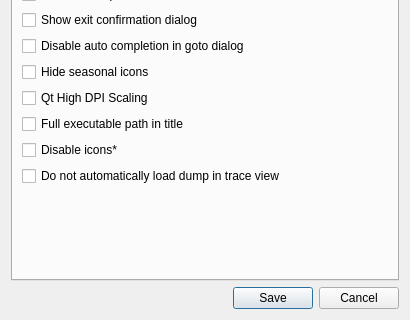
Before: the Qt Designer form src/gui/Src/Gui/SettingsDialog.ui in x64dbg/x64dbg, drawn with Qt 5; both pictures show x 0 to 410 and y 296 to 616 of the 410 by 616 pixel window.
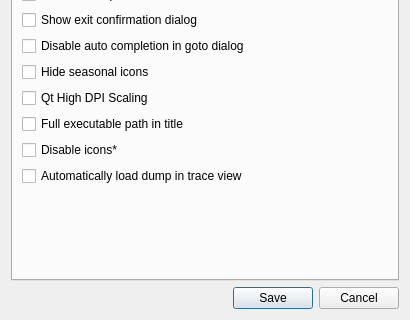
After: the same form once the commit is applied. The open tabs and pages were chosen to show the change. Icons and pictures are not drawn.

Commit message: DisableTraceDump -> AutoTraceDump

What changed in the file:
```diff
--- a/src/gui/Src/Gui/SettingsDialog.ui
+++ b/src/gui/Src/Gui/SettingsDialog.ui
@@ -967,7 +967,7 @@
           <string>Dump in trace view consumes significant memory. It is used by many features in trace view that need to search for access to memory. If disabled, it will not be loaded by default. The user can always load the dump manually. Dump in already opened trace tabs are not disabled until you close them.</string>
          </property>
          <property name="text">
-          <string>Do not automatically load dump in trace view</string>
+          <string>Automatically load dump in trace view</string>
          </property>
         </widget>
        </item>
```
Left out of the diff: 2 changed lines with no effect on the pictures. The commit also changes 4 other files.
